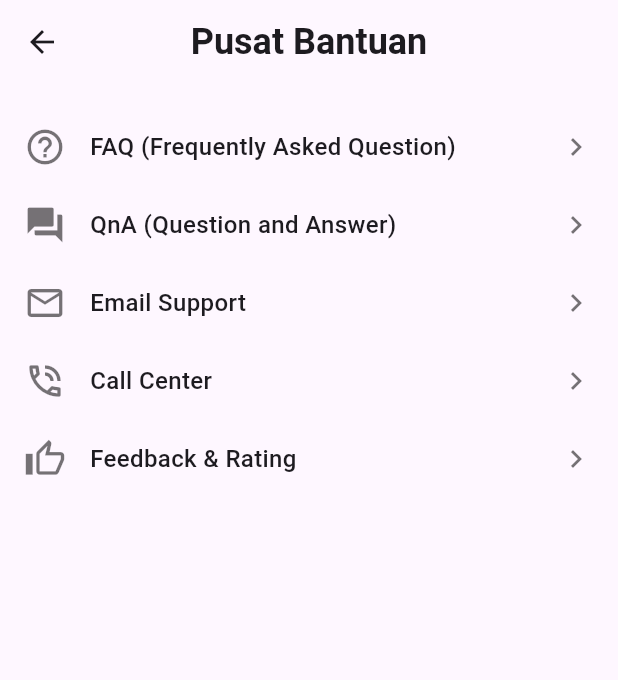
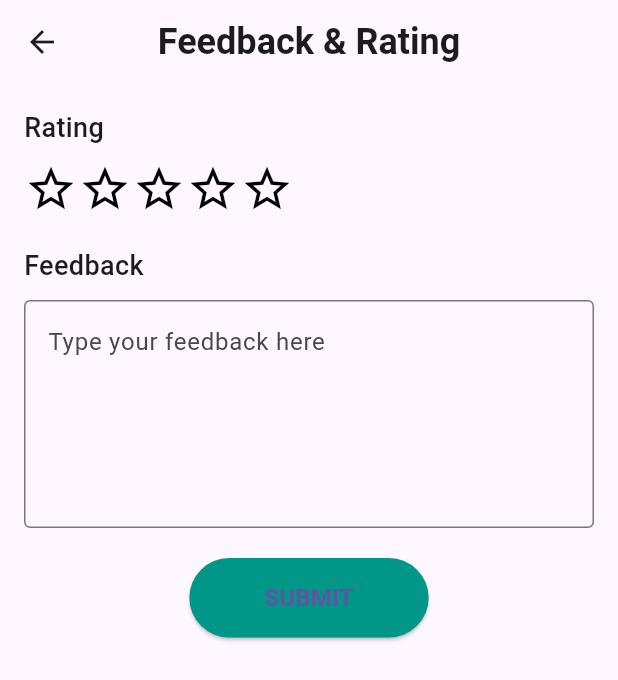
Before and after one commit to IkbarSulistio/Lawndre_Project, a Flutter app: the CustomerSupportView screen opened by its route, after a tap on "Feedback & Rating", on a phone screen of 412 x 824 dp. Shown: the top 680 px of the screen. Run offline on Flutter 3.47's test engine with Material 3 defaults, Android fonts, the phone set to English and light mode, and no system bars; our stand-ins replace font_awesome_flutter, geocoding, get, google_maps_flutter, image_picker.

Commit message:
lawndre_project

```diff
--- a/lib/app/modules/customer_support/controllers/customer_support_controller.dart
+++ b/lib/app/modules/customer_support/controllers/customer_support_controller.dart
@@ -1,6 +1,7 @@
 // controllers/support_controller.dart
 
 import 'package:get/get.dart';
+import 'package:lawndre_project/app/modules/feedback_rating/views/feedback_rating_view.dart';
 
 class CustomerSupportController extends GetxController {
   void goToFAQ() {
@@ -20,6 +21,6 @@ class CustomerSupportController extends GetxController {
   }
 
   void goToFeedback() {
-    Get.toNamed('/feedback-rating');
+    Get.to(FeedbackRatingView());
   }
 }
--- /dev/null
+++ b/lib/app/modules/feedback_rating/controllers/feedback_rating_controller.dart
@@ -0,0 +1,34 @@
+// controllers/feedback_controller.dart
+
+import 'package:get/get.dart';
+
+class FeedbackRatingController extends GetxController {
+  var rating = 0.obs; // Stores the rating from 1 to 5
+  var feedbackText = ''.obs; // Stores the user's feedback text
+
+  void setRating(int value) {
+    rating.value = value;
+  }
+
+  void setFeedbackText(String text) {
+    feedbackText.value = text;
+  }
+
+  void submitFeedback() {
+    if (rating.value == 0) {
+      Get.snackbar("Error", "Please select a rating");
+      return;
+    }
+
+    // Perform the submission logic (e.g., API call or local storage)
+    print("Rating: ${rating.value}");
+    print("Feedback: ${feedbackText.value}");
+
+    // Show confirmation message
+    Get.snackbar("Success", "Feedback submitted successfully!");
+
+    // Optionally, reset the feedback form after submission
+    rating.value = 0;
+    feedbackText.value = '';
+  }
+}
--- /dev/null
+++ b/lib/app/modules/feedback_rating/views/feedback_rating_view.dart
@@ -0,0 +1,70 @@
+// views/feedback_view.dart
+
+import 'package:flutter/material.dart';
+import 'package:get/get.dart';
+import '../controllers/feedback_rating_controller.dart';
+import '../widgets/star_rating.dart';
+
+class FeedbackRatingView extends StatelessWidget {
+  @override
+  Widget build(BuildContext context) {
+    final FeedbackRatingController controller = Get.put(FeedbackRatingController());
+
+    return Scaffold(
+      appBar: AppBar(
+        title: Text(
+          'Feedback & Rating',
+          style: TextStyle(fontSize: 24, fontWeight: FontWeight.bold),
+        ),
+        centerTitle: true,
+        backgroundColor: Colors.transparent,
+        elevation: 0,
+        leading: IconButton(
+          icon: Icon(Icons.arrow_back),
+          onPressed: () => Get.back(),
+        ),
+      ),
+      body: Padding(
+        padding: const EdgeInsets.all(16.0),
+        child: Column(
+          crossAxisAlignment: CrossAxisAlignment.start,
+          children: [
+            Text('Rating', style: TextStyle(fontSize: 18, fontWeight: FontWeight.w500)),
+            SizedBox(height: 10),
+            Obx(
+              () => StarRating(
+                rating: controller.rating.value,
+                onRatingSelected: (value) => controller.setRating(value),
+              ),
+            ),
+            SizedBox(height: 20),
+            Text('Feedback', style: TextStyle(fontSize: 18, fontWeight: FontWeight.w500)),
+            SizedBox(height: 10),
+            TextField(
+              maxLines: 5,
+              decoration: InputDecoration(
+                border: OutlineInputBorder(),
+                hintText: 'Type your feedback here',
+              ),
+              onChanged: (text) => controller.setFeedbackText(text),
+            ),
+            SizedBox(height: 20),
+            Center(
+              child: ElevatedButton(
+                onPressed: controller.submitFeedback,
+                style: ElevatedButton.styleFrom(
+                  primary: Colors.teal, // Button color
+                  padding: EdgeInsets.symmetric(horizontal: 50, vertical: 15),
+                ),
+                child: Text(
+                  'SUBMIT',
+                  style: TextStyle(fontSize: 16, fontWeight: FontWeight.bold),
+                ),
+              ),
+            ),
+          ],
+        ),
+      ),
+    );
+  }
+}
--- /dev/null
+++ b/lib/app/modules/feedback_rating/widgets/star_rating.dart
@@ -0,0 +1,29 @@
+// widgets/star_rating.dart
+
+import 'package:flutter/material.dart';
+
+class StarRating extends StatelessWidget {
+  final int rating; // Current rating value
+  final ValueChanged<int> onRatingSelected; // Callback function
+
+  StarRating({required this.rating, required this.onRatingSelected});
+
+  Widget buildStar(int index) {
+    return GestureDetector(
+      onTap: () => onRatingSelected(index + 1),
+      child: Icon(
+        index < rating ? Icons.star : Icons.star_border, // Filled or outlined star
+        color: Colors.black, // Star color
+        size: 36,
+      ),
+    );
+  }
+
+  @override
+  Widget build(BuildContext context) {
+    return Row(
+      mainAxisSize: MainAxisSize.min,
+      children: List.generate(5, (index) => buildStar(index)),
+    );
+  }
+}
--- a/lib/app/modules/login/views/login_view.dart
+++ b/lib/app/modules/login/views/login_view.dart
@@ -100,7 +100,7 @@ class LoginView extends StatelessWidget {
                 child: SizedBox(
                   width: screenWidth * 0.8,
                 child: ElevatedButton(
-                  onPressed: () => Get.offAll(ProfileView()),
+                  onPressed: () => Get.offAll(LipatItemView()),
                   style: ElevatedButton.styleFrom(
                     primary: Color.fromRGBO(55, 94, 97, 1),
                     padding: EdgeInsets.symmetric(horizontal: 32, vertical: 16),
--- a/lib/app/routes/app_routes.dart
+++ b/lib/app/routes/app_routes.dart
@@ -16,6 +16,8 @@ abstract class Routes {
   static const NOTA_PEMESANAN = _Paths.NOTA_PEMESANAN;
   static const CUCI_SETRIKA = _Paths.CUCI_SETRIKA;
   static const CUSTOMER_SUPPORT = _Paths.CUSTOMER_SUPPORT;
+  static const FEEDBACK_RATING = _Paths.FEEDBACK_RATING;
+  static const SETRIKA_ITEM = _Paths.SETRIKA_ITEM;
 }
 
 abstract class _Paths {
@@ -33,4 +35,6 @@ abstract class _Paths {
   static const NOTA_PEMESANAN = '/nota-pemesanan';
   static const CUCI_SETRIKA = '/cuci-setrika';
   static const CUSTOMER_SUPPORT = '/customer-support';
+  static const FEEDBACK_RATING = '/feedback-rating';
+  static const SETRIKA_ITEM = '/setrika-item';
 }
```
Also changed, not shown: lib/app/modules/feedback_rating/bindings/feedback_rating_binding.dart (added, +12 -0 lines), lib/app/modules/setrika_item/bindings/setrika_item_binding.dart (added, +12 -0 lines), lib/app/modules/setrika_item/controllers/setrika_item_controller.dart (added, +55 -0 lines), lib/app/modules/setrika_item/views/setrika_item_view.dart (added, +149 -0 lines), lib/app/routes/app_pages.dart (+14 -0 lines).
